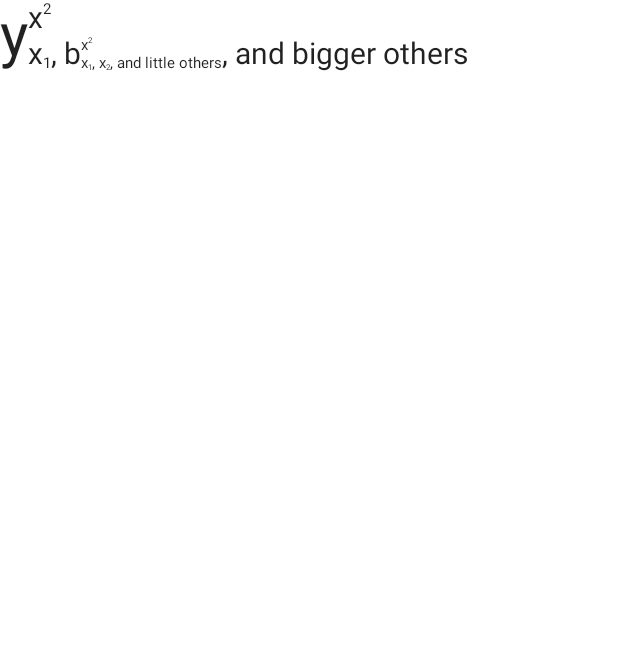
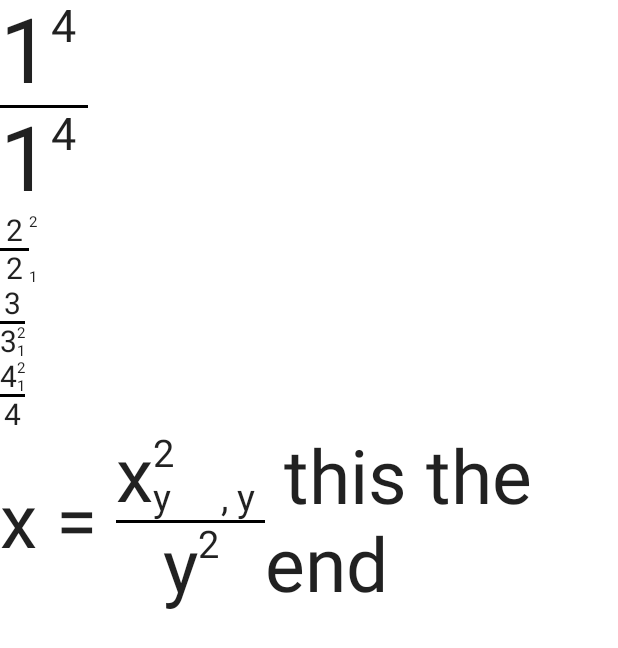
Before and after one commit to vkochenkov/EquationDisplayer, an Android app built with Jetpack Compose: the screen it shows after launch (MainActivity), on a phone screen of 412 x 824 dp. Shown: the top 648 px of the screen. Run offline under Robolectric (Android 15) with nearby library versions, the phone set to English and light mode, and no system bars.

Commit message:
add division line

```diff
--- a/app/src/main/java/com/vkochenkov/equationdisplayer/EquationItem.kt
+++ b/app/src/main/java/com/vkochenkov/equationdisplayer/EquationItem.kt
@@ -1,13 +1,21 @@
 package com.vkochenkov.equationdisplayer
 
-import androidx.compose.foundation.layout.Column
-import androidx.compose.foundation.layout.Row
+import androidx.compose.foundation.layout.*
+import androidx.compose.material.Divider
 import androidx.compose.material.Text
-import androidx.compose.runtime.Composable
+import androidx.compose.runtime.*
+import androidx.compose.ui.Alignment
+import androidx.compose.ui.Modifier
+import androidx.compose.ui.graphics.Color
+import androidx.compose.ui.layout.onSizeChanged
+import androidx.compose.ui.platform.LocalContext
+import androidx.compose.ui.unit.IntSize
+import androidx.compose.ui.unit.dp
 import androidx.compose.ui.unit.sp
 
 class EquationItem(
     private val line: Any,
+    private val underline: Any? = null,
     private val superscript: Any? = null,
     private val subscript: Any? = null,
     private val fontParams: FontParams = FontParams()
@@ -16,9 +24,39 @@ class EquationItem(
     fun Show(
         fParams: FontParams = fontParams
     ) {
-        Row {
-            CheckTypeWithList(line, fParams)
-            Column {
+        var elementSizePx by remember { mutableStateOf(IntSize.Zero) }
+        var isSizeChanged by remember { mutableStateOf(false) }
+        val context = LocalContext.current
+        val density = context.resources.displayMetrics.density
+
+        Row(
+            verticalAlignment = Alignment.CenterVertically,
+            modifier = Modifier.onSizeChanged {
+                if (!isSizeChanged) {
+                    elementSizePx = it
+                    isSizeChanged = true
+                }
+            }
+        ) {
+            // main content
+            Column(
+                horizontalAlignment = Alignment.CenterHorizontally
+            ) {
+                CheckTypeWithList(line, fParams)
+                if (underline is String || underline is EquationItem) {
+                    Divider(
+                        modifier = Modifier.width((elementSizePx.width / density).dp),
+                        color = Color.Black,
+                        thickness = 2.dp
+                    )
+                    CheckTypeWithList(underline, fParams)
+                }
+            }
+            // indexes
+            Column(
+                verticalArrangement = Arrangement.SpaceBetween,
+                modifier = Modifier.height((elementSizePx.height / density).dp)
+            ) {
                 val fParamsWithHalf = fParams.copy(
                     fontSize = (fParams.fontSize.value / 2).sp
                 )
@@ -56,8 +94,12 @@ class EquationItem(
     private fun CheckTypeWithList(item: Any?, fontParams: FontParams) {
         when (item) {
             is List<*> -> {
-                for (i in item) {
-                    CheckBaseType(i, fontParams)
+                Row(
+                    verticalAlignment = Alignment.CenterVertically
+                ) {
+                    for (i in item) {
+                        CheckBaseType(i, fontParams)
+                    }
                 }
             }
             else -> {
--- a/app/src/main/java/com/vkochenkov/equationdisplayer/MainActivity.kt
+++ b/app/src/main/java/com/vkochenkov/equationdisplayer/MainActivity.kt
@@ -6,9 +6,12 @@ import androidx.activity.compose.setContent
 import androidx.compose.foundation.layout.*
 import androidx.compose.material.MaterialTheme
 import androidx.compose.material.Surface
+import androidx.compose.runtime.Composable
+import androidx.compose.ui.Alignment
 import androidx.compose.ui.Modifier
 import androidx.compose.ui.text.font.FontFamily
 import androidx.compose.ui.text.font.FontStyle
+import androidx.compose.ui.tooling.preview.Preview
 import androidx.compose.ui.unit.*
 import com.vkochenkov.equationdisplayer.ui.theme.EquationDisplayerTheme
 
@@ -23,47 +26,82 @@ class MainActivity : ComponentActivity() {
                 ) {
                     Column {
                         EquationItem(
-                            line = "y",
+                            line = EquationItem(
+                                line = "1",
                                 superscript = EquationItem(
-                                line = "x",
+                                    line = "4",
+                                    superscript = "3"
+                                )
+                            ),
+                            underline = EquationItem(
+                                line = "1",
+                                superscript = EquationItem(
+                                    line = "4",
+                                    superscript = "3"
+                                )
+                            ),
+                            fontParams = FontParams(
+                                fontSize = 60.sp
+                            )
+                        ).Show()
+
+                        EquationItem(
+                            line = "2",
+                            underline = "2",
+                            subscript = "1",
+                            superscript = EquationItem(
+                                line = "2",
+                                superscript = "2"
+                            )
+                        ).Show()
+
+                        EquationItem(
+                            line = "3",
+                            underline = EquationItem(
+                                line = "3",
+                                subscript = "1",
                                 superscript = "2"
                             ),
+                        ).Show()
+
+                        EquationItem(
+                            line = EquationItem(
+                                line = "4",
+                                subscript = "1",
+                                superscript = "2"
+                            ),
+                            underline = "4"
+                        ).Show()
+
+
+                            EquationItem(
+                                line = listOf(
+                                    "x = ",
+                                    EquationItem(
+                                        line = EquationItem(
+                                            line = "x",
+                                            superscript = "2",
                                             subscript = listOf(
                                                 EquationItem(
-                                    line = "x",
-                                    subscript = "1"
+                                                    line = "y",
+                                                    subscript = "1",
+                                                    superscript = "44444"
                                                 ),
                                                 ", ",
                                                 EquationItem(
-                                    line = "b",
-                                    superscript = EquationItem(
-                                        line = "x",
-                                        superscript = "2"
-                                    ),
-                                    subscript = listOf(
-                                        EquationItem(
-                                            line = "x",
-                                            subscript = "1"
-                                        ),
-                                        ", ",
-                                        EquationItem(
-                                            line = "x",
+                                                    line = "y",
                                                     subscript = "2"
                                                 ),
-                                        ", and little others"
-                                    ),
-                                    fontParams = FontParams(
-                                        fontSize = 40.sp,
-                                        fontStyle = FontStyle.Normal,
-                                        fontFamily = FontFamily.SansSerif
                                             )
                                         ),
-                                ", and bigger others"
+                                        underline = EquationItem(
+                                            line = "y",
+                                            superscript = "2"
+                                        )
                                     ),
-                            fontParams = FontParams(
-                                fontSize = 40.sp,
-                                fontStyle = FontStyle.Normal,
-                                fontFamily = FontFamily.SansSerif
+                                    " this the end",
+                                ), fontParams = FontParams(
+                                    fontSize = 50.sp
                                 )
                             ).Show()
 
```
Lines whose indentation alone changed are shown as unchanged.
